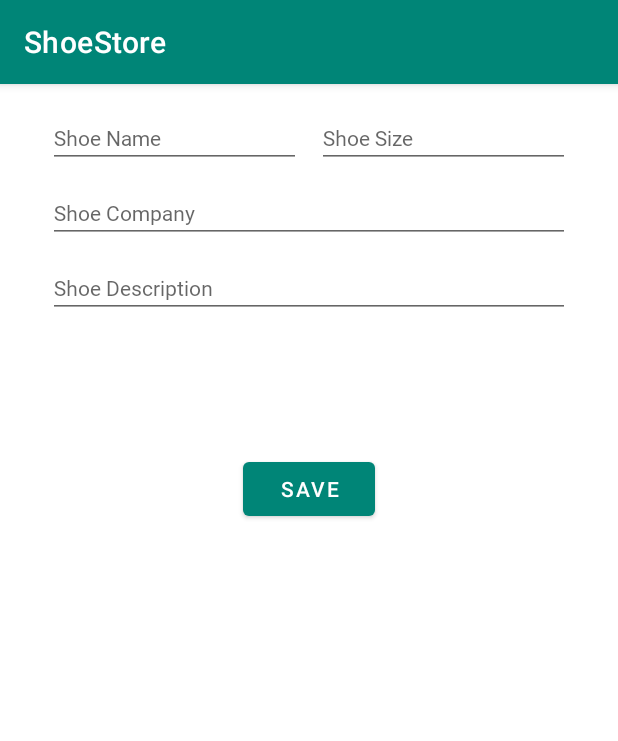
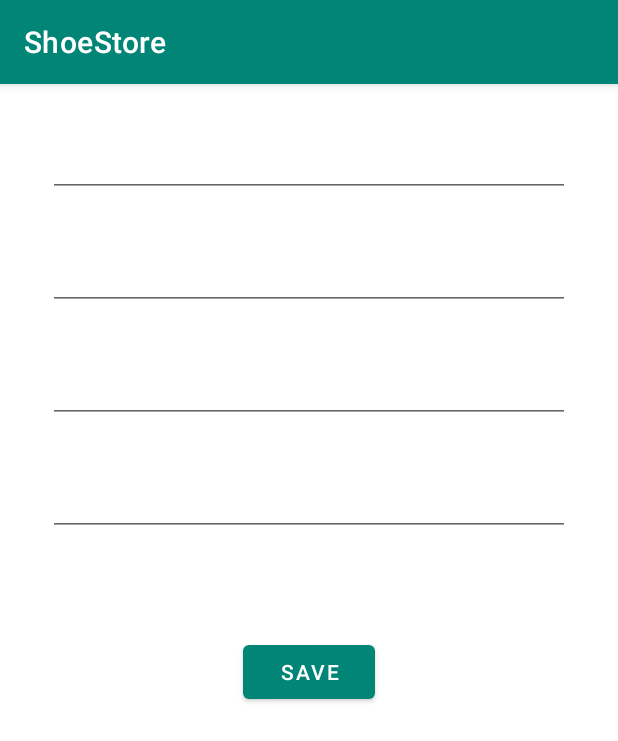
Before and after one commit to YousefMohammed0060/ShoeStore, an Android app: the AddShoeFragment screen opened through its navigation route, on a phone screen of 412 x 824 dp. Shown: the top 741 px of the screen. Run offline under Robolectric (Android 15) with nearby library versions, the phone set to English and light mode, and no system bars; our stand-ins replace data binding, navigation-ui; 4 statements that could not run were skipped.

Commit message:
Shoe Store

```diff
--- a/app/src/main/java/com/example/shoestore/AddShoeFragment.kt
+++ b/app/src/main/java/com/example/shoestore/AddShoeFragment.kt
@@ -15,6 +15,7 @@ import androidx.fragment.app.Fragment
 import androidx.lifecycle.ViewModelProvider
 import androidx.navigation.fragment.findNavController
 import com.example.shoestore.databinding.FragmentAddShoeBinding
+import com.example.shoestore.models.Hints
 import com.example.shoestore.models.Shoe
 import com.example.shoestore.models.ShoeViewModel
 
@@ -29,8 +30,10 @@ class AddShoeFragment : Fragment() {
     ): View? {
         binding = DataBindingUtil.inflate(inflater, R.layout.fragment_add_shoe, container, false)
         viewModel = ViewModelProvider(requireActivity())[ShoeViewModel::class.java]
+
+        binding.hints = Hints()
+
         binding.saveBtn.setOnClickListener {
-
             var name = binding.shoeNameText.text.toString()
             var company = binding.shoeCompanyText.text.toString()
             var description = binding.shoeDescriptionText.text.toString()
--- /dev/null
+++ b/app/src/main/java/com/example/shoestore/models/Hints.kt
@@ -0,0 +1,8 @@
+package com.example.shoestore.models
+
+class Hints {
+    var name ="Name"
+    var size ="Size"
+    var description ="Description"
+    var company ="Company"
+}
--- a/app/src/main/java/com/example/shoestore/models/Shoe.kt
+++ b/app/src/main/java/com/example/shoestore/models/Shoe.kt
@@ -1,6 +1,5 @@
 package com.example.shoestore.models
 
-import android.graphics.Bitmap
 
 data class Shoe(
     var name: String, var size: String, var company: String, var description: String) {
--- a/app/src/main/res/layout/fragment_add_shoe.xml
+++ b/app/src/main/res/layout/fragment_add_shoe.xml
@@ -2,76 +2,66 @@
 <layout xmlns:tools="http://schemas.android.com/tools"
     xmlns:android="http://schemas.android.com/apk/res/android"
     xmlns:app="http://schemas.android.com/apk/res-auto">
+
+    <data>
+        <variable
+            name="Hints"
+            type="com.example.shoestore.models.Hints" />
+    </data>
+
     <androidx.constraintlayout.widget.ConstraintLayout
         android:layout_width="match_parent"
         android:layout_height="match_parent">
         <!--   LinearLayout to manage views-->
-        <LinearLayout
-            android:id="@+id/linearLayout"
-            android:layout_width="0dp"
-            android:layout_height="wrap_content"
-            android:layout_marginStart="32dp"
-            android:layout_marginTop="16dp"
-            android:layout_marginEnd="32dp"
-            android:orientation="horizontal"
-            android:weightSum="2"
-            app:layout_constraintEnd_toEndOf="parent"
-            app:layout_constraintStart_toStartOf="parent"
-            app:layout_constraintTop_toTopOf="parent">
-
         <EditText
             android:id="@+id/shoeName_text"
             style="@style/text_style"
             android:layout_width="match_parent"
             android:layout_height="wrap_content"
-                android:layout_marginEnd="5dp"
+            android:layout_marginStart="32dp"
+            android:layout_marginEnd="32dp"
             android:layout_weight="1"
             android:ems="10"
-                android:hint="@string/shoe_name"
             android:inputType="textPersonName"
-                app:layout_constraintBottom_toTopOf="@+id/shoeCompany_text"
+            app:layout_constraintEnd_toEndOf="parent"
             app:layout_constraintStart_toStartOf="parent"
-                app:layout_constraintTop_toTopOf="parent" />
+            app:layout_constraintTop_toBottomOf="@+id/textView9" />
 
         <EditText
             android:id="@+id/shoeSize_text"
             style="@style/text_style"
-                android:layout_width="match_parent"
+            android:layout_width="0dp"
             android:layout_height="wrap_content"
-                android:layout_marginStart="5dp"
             android:layout_weight="1"
             android:ems="10"
-                android:hint="@string/shoe_size"
             android:inputType="number"
-                app:layout_constraintEnd_toEndOf="parent"
-                app:layout_constraintTop_toTopOf="parent" />
-        </LinearLayout>
+            app:layout_constraintEnd_toEndOf="@+id/shoeName_text"
+            app:layout_constraintStart_toStartOf="@+id/shoeName_text"
+            app:layout_constraintTop_toBottomOf="@+id/textView10" />
 
         <EditText
             android:id="@+id/shoeCompany_text"
             style="@style/text_style"
             android:layout_width="0dp"
             android:layout_height="wrap_content"
-            android:layout_marginTop="10dp"
             android:ems="10"
-            android:hint="@string/shoe_company"
             android:inputType="textPersonName"
-            app:layout_constraintEnd_toEndOf="@+id/linearLayout"
-            app:layout_constraintStart_toStartOf="@+id/linearLayout"
-            app:layout_constraintTop_toBottomOf="@+id/linearLayout" />
+            app:layout_constraintEnd_toEndOf="@+id/shoeSize_text"
+            app:layout_constraintHorizontal_bias="0.0"
+            app:layout_constraintStart_toStartOf="@+id/shoeSize_text"
+            app:layout_constraintTop_toBottomOf="@+id/textView11" />
 
         <EditText
             android:id="@+id/shoeDescription_text"
             style="@style/text_style"
             android:layout_width="0dp"
             android:layout_height="wrap_content"
-            android:layout_marginTop="10dp"
             android:ems="10"
-            android:hint="@string/shoe_description"
             android:inputType="textPersonName"
             app:layout_constraintEnd_toEndOf="@+id/shoeCompany_text"
+            app:layout_constraintHorizontal_bias="0.0"
             app:layout_constraintStart_toStartOf="@+id/shoeCompany_text"
-            app:layout_constraintTop_toBottomOf="@+id/shoeCompany_text" />
+            app:layout_constraintTop_toBottomOf="@+id/textView12" />
 
         <Button
             android:id="@+id/save_btn"
@@ -83,6 +73,48 @@
             app:layout_constraintStart_toStartOf="parent"
             app:layout_constraintTop_toBottomOf="@+id/shoeDescription_text"
             app:layout_constraintVertical_bias="0.16000003" />
+
+        <TextView
+            android:id="@+id/textView9"
+            style="@style/text_style"
+            android:layout_width="wrap_content"
+            android:layout_height="wrap_content"
+            android:layout_marginStart="40dp"
+            android:layout_marginTop="16dp"
+            android:text="@={Hints.name}"
+            app:layout_constraintBottom_toTopOf="@+id/shoeName_text"
+            app:layout_constraintStart_toStartOf="parent"
+            app:layout_constraintTop_toTopOf="parent" />
+
+        <TextView
+            android:id="@+id/textView10"
+            style="@style/text_style"
+            android:layout_width="wrap_content"
+            android:layout_height="wrap_content"
+            android:layout_marginTop="16dp"
+            android:text="@={Hints.size}"
+            app:layout_constraintStart_toStartOf="@+id/textView9"
+            app:layout_constraintTop_toBottomOf="@+id/shoeName_text" />
+
+        <TextView
+            android:id="@+id/textView11"
+            style="@style/text_style"
+            android:layout_width="wrap_content"
+            android:layout_height="wrap_content"
+            android:layout_marginTop="16dp"
+            android:text="@={Hints.company}"
+            app:layout_constraintStart_toStartOf="@+id/textView10"
+            app:layout_constraintTop_toBottomOf="@+id/shoeSize_text" />
+
+        <TextView
+            android:id="@+id/textView12"
+            style="@style/text_style"
+            android:layout_width="wrap_content"
+            android:layout_height="wrap_content"
+            android:layout_marginTop="16dp"
+            android:text="@={Hints.description}"
+            app:layout_constraintStart_toStartOf="@+id/textView11"
+            app:layout_constraintTop_toBottomOf="@+id/shoeCompany_text" />
     </androidx.constraintlayout.widget.ConstraintLayout>
 
 </layout>
```
Lines whose indentation alone changed are shown as unchanged.
